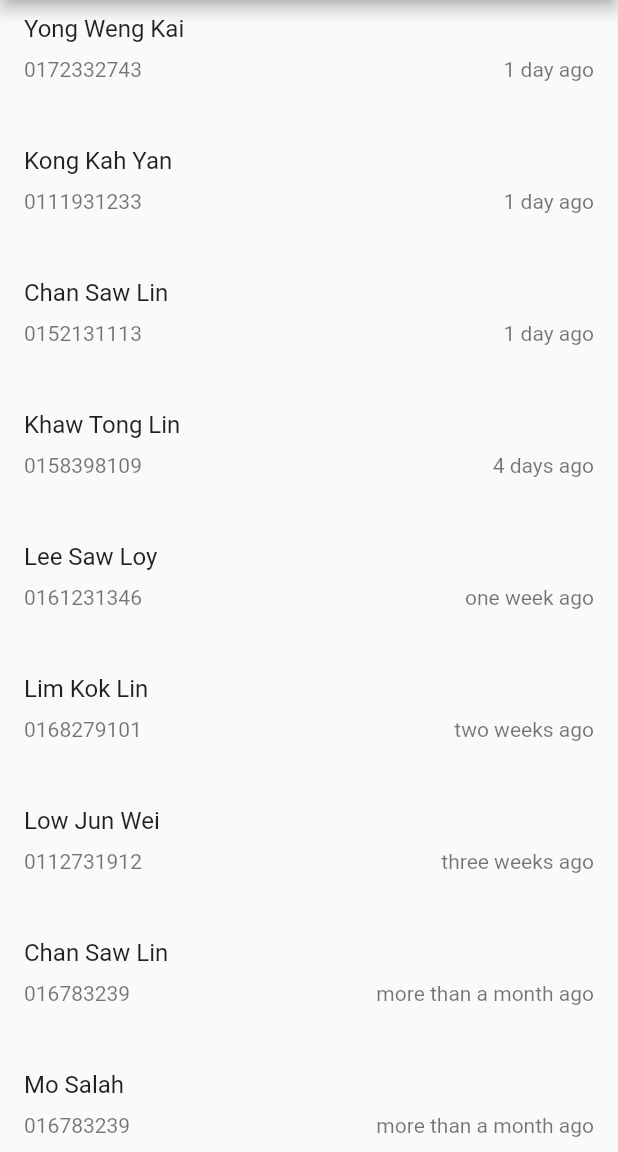
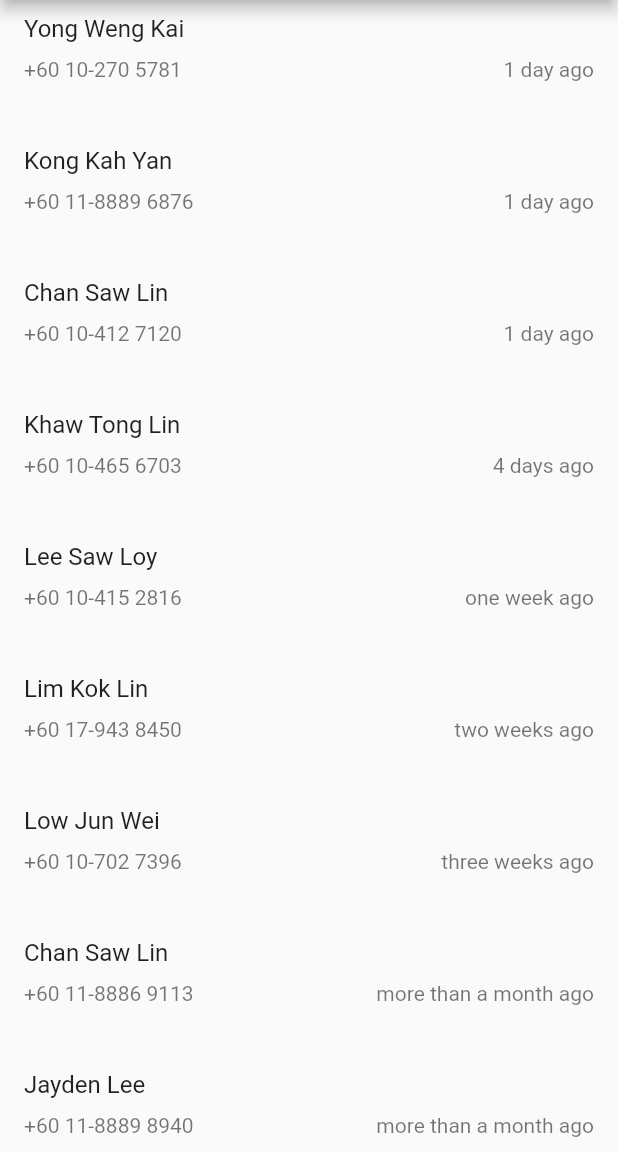
Before and after one commit to Anas-mo101/contact-list, a Flutter app: the screen it shows after launch, on a phone screen of 412 x 824 dp, the part 84-1236 px from its top. Run offline on Flutter 3.47's test engine with Material 2 defaults, Android fonts, the phone set to English and light mode, and no system bars.

Commit message:
modified:   assets/contacts.json 	modified:   lib/contact_list.dart 	modified:   lib/main.dart 	modified:   pubspec.lock 	modified:   pubspec.yaml

```diff
--- a/assets/contacts.json
+++ b/assets/contacts.json
@@ -1,62 +1,57 @@
 [
     {
         "user": "Chan Saw Lin",
-        "phone": "0152131113",
+        "phone": "+60 10-412 7120",
         "check-in": "2022-02-25 16:10:05"
     },
     {
         "user": "Lee Saw Loy",
-        "phone": "0161231346",
+        "phone": "+60 10-415 2816",
         "check-in": "2022-02-19 16:10:05"
     },
     {
         "user": "Khaw Tong Lin",
-        "phone": "0158398109",
+        "phone": "+60 10-465 6703",
         "check-in": "2022-02-22 11:10:18"
     },
     {
         "user": "Lim Kok Lin",
-        "phone": "0168279101",
+        "phone": "+60 17-943 8450",
         "check-in": "2022-02-08 11:11:35"
     },
     {
         "user": "Low Jun Wei",
-        "phone": "0112731912",
+        "phone": "+60 10-702 7396",
         "check-in": "2022-02-02 13:00:05"
     },
     {
         "user": "Yong Weng Kai",
-        "phone": "0172332743",
+        "phone": "+60 10-270 5781",
         "check-in": "2022-02-26 10:10:05"
     },
     {
         "user": "Jayden Lee",
-        "phone": "0191236439",
+        "phone": "+60 11-8889 8940",
         "check-in": "2020-08-22 08:10:38"
     },
     {
         "user": "Kong Kah Yan",
-        "phone": "0111931233",
+        "phone": "+60 11-8889 6876",
         "check-in": "2022-02-26 05:10:05"
     },
     {
         "user": "Jasmine Lau",
-        "phone": "0162879190",
+        "phone": "+60 14-400 9824",
         "check-in": "2020-08-01 12:10:05"
     },
     {
         "user": "Anas Mohamed",
-        "phone": "0168551554",
+        "phone": "+60 14-400 2275",
         "check-in": "2020-08-01 12:10:05"
     },
     {
         "user": "Chan Saw Lin",
-        "phone": "016783239",
-        "check-in": "2020-08-23 11:59:05"
-    },
-    {
-        "user": "Mo Salah",
-        "phone": "016783239",
+        "phone": "+60 11-8886 9113",
         "check-in": "2020-08-23 11:59:05"
     }
 ]
--- a/lib/contact_list.dart
+++ b/lib/contact_list.dart
@@ -1,10 +1,13 @@
 import 'dart:convert';
+import 'dart:io';
+import 'dart:async';
+import 'dart:math';
 import 'package:flutter/material.dart';
 import 'package:flutter/services.dart';
-
+import 'package:http/http.dart' as http;
 
 class ContactList extends StatefulWidget {
-  const ContactList({ Key? key }) : super(key: key);
+  const ContactList({Key? key}) : super(key: key);
 
   @override
   _ContactListState createState() => _ContactListState();
@@ -12,22 +15,22 @@ class ContactList extends StatefulWidget {
 
 class _ContactListState extends State<ContactList> {
   final scontroller = ScrollController();
-  var showData;
+  late List<Contact> Contacts;
+  var dataLength;
 
   @override
-  void initState(){
+  void initState() {
     super.initState();
     refreshContacts();
     scontroller.addListener(() {
-      if(scontroller.position.atEdge){
+      if (scontroller.position.atEdge) {
         final pos = scontroller.position.pixels == 0;
-        if(!pos){
-          ScaffoldMessenger.of(context).showSnackBar(
-            const SnackBar(
-              content: Text('You have reached end of the list', textAlign: TextAlign.center),
+        if (!pos) {
+          ScaffoldMessenger.of(context).showSnackBar(const SnackBar(
+            content: Text('You have reached end of the list',
+                textAlign: TextAlign.center),
             backgroundColor: Color(0x660000dd),
-            )
-          );
+          ));
         }
       }
     });
@@ -38,76 +41,132 @@ class _ContactListState extends State<ContactList> {
     return Scaffold(
       appBar: AppBar(title: const Text("Contact List")),
       body: Center(
-        child: FutureBuilder(builder: (context, snapshot){
+        child: FutureBuilder(
+          builder: (context, snapshot) {
             // showData = json.decode(snapshot.data.toString());
             return RefreshIndicator(
-            onRefresh: refreshContacts,
+                onRefresh: genContacts,
                 child: ListView.builder(
                   controller: scontroller,
-              itemCount: showData.length,
-              itemBuilder: (BuildContext context, int index){
-                showData.sort((a, b){ //sorting in ascending order
-                    return DateTime.parse(b['check-in']).compareTo(DateTime.parse(a['check-in']));
+                  itemCount: dataLength,
+                  itemBuilder: (BuildContext context, int index) {
+                    Contacts.sort((a, b) {
+                      return a.compareTo(b);
                     });
                     return ListTile(
-                  //leading: Icon,
+                      // leading: Icon(Flutter),
                       isThreeLine: true,
                       title: Padding(
                         padding: const EdgeInsets.only(bottom: 10.0),
-                    child: Text(showData[index]['user']),
+                        child: Text(Contacts[index].name),
                       ),
                       subtitle: Row(
                         mainAxisAlignment: MainAxisAlignment.spaceBetween,
                         children: [
-                      Text(showData[index]['phone']),
-                      Text(parseCheckIn(showData[index]['check-in']))
-                    ],),
+                          Text(Contacts[index].phone),
+                          Text(parseCheckIn(Contacts[index].checkin))
+                        ],
+                      ),
                     );
                   },
-            )
-          );
-        },//future: DefaultAssetBundle.of(context).loadString("assets/contacts.json"),
+                ));
+          },
         ),
       ),
     );
   }
 
+  Future<void> genContacts() async {
+    var names = await http.get(
+        Uri.parse('https://randommer.io/api/Name?nameType=fullname&quantity=5'),
+        headers: {"X-Api-Key": "97fbe4ad9b914a38a4acb129eb0b6c1b"});
+    var phones = await http.get(
+        Uri.parse(
+            'https://randommer.io/api/Phone/Generate?CountryCode=my&Quantity=5'),
+        headers: {"X-Api-Key": "97fbe4ad9b914a38a4acb129eb0b6c1b"});
+
+    if (names.statusCode == 200 && phones.statusCode == 200) {
+      var name = json.decode(names.body);
+      var phone = json.decode(phones.body);
+      for (int i = 0; i < 5; i++) {
+        var now = DateTime.now().toString();
+        Contact newContact = new Contact(name[i], phone[i], now);
+        setState(() {
+          Contacts.add(newContact);
+          dataLength++;
+        });
+      }
+      // updateDatabase();
+    } else {
+      throw Exception('Api Failed');
+    }
+  }
+
   Future<void> refreshContacts() async {
-    final String response = await rootBundle.loadString('assets/contacts.json');
-    final data = await json.decode(response);
+    //genContacts();
+    String response = await rootBundle.loadString('assets/contacts.json');
+    var data = await json.decode(response);
+    List<Contact> contacts =
+        List<Contact>.from(data.map((i) => Contact.fromJson(i)));
     setState(() {
-      showData = data;
+      Contacts = contacts;
+      dataLength = contacts.length;
     });
   }
 
-  parseCheckIn(timestamp){
+  parseCheckIn(timestamp) {
     var now = DateTime.now();
     var date = DateTime.parse(timestamp);
     var diff = now.difference(date);
 
-    if(diff.inSeconds >= 1 && diff.inSeconds < 60){
+    if (diff.inSeconds < 1) {
+      return "now";
+    } else if (diff.inSeconds >= 1 && diff.inSeconds < 60) {
       return diff.inSeconds.toString() + " seconds ago";
-    }else if(diff.inMinutes >= 1 && diff.inSeconds < 60){
+    } else if (diff.inMinutes >= 1 && diff.inMinutes < 60) {
       return diff.inMinutes.toString() + " minutes ago";
-    }else if(diff.inHours >= 1 && diff.inHours < 24){
+    } else if (diff.inHours >= 1 && diff.inHours < 24) {
       return diff.inHours.toString() + " hours ago";
-    }else if(diff.inDays >= 1 && diff.inDays < 7){
-      if(diff.inDays == 1){
+    } else if (diff.inDays >= 1 && diff.inDays < 7) {
+      if (diff.inDays == 1) {
         return diff.inDays.toString() + " day ago";
-      }else{
+      } else {
         return diff.inDays.toString() + " days ago";
       }
-    }else if(diff.inDays >= 7 && diff.inDays < 30){
-      if(diff.inDays >= 7 && diff.inDays < 14){
+    } else if (diff.inDays >= 7 && diff.inDays < 30) {
+      if (diff.inDays >= 7 && diff.inDays < 14) {
         return "one week ago";
-      } else if(diff.inDays >= 14 && diff.inDays < 21){
+      } else if (diff.inDays >= 14 && diff.inDays < 21) {
         return "two weeks ago";
-      }else if(diff.inDays >= 21 && diff.inDays < 30){
+      } else if (diff.inDays >= 21 && diff.inDays < 30) {
         return "three weeks ago";
       }
-    }else{
+    } else {
       return "more than a month ago";
     }
   }
+}
 
+class Contact implements Comparable<Contact> {
+  String name;
+  String phone;
+  String checkin;
+  Contact(this.name, this.phone, this.checkin);
+
+  factory Contact.fromJson(dynamic json) {
+    return Contact(json['user'] as String, json['phone'] as String,
+        json['check-in'] as String);
   }
+
+  @override
+  int compareTo(Contact other) {
+    int flag = DateTime.parse(checkin).compareTo(DateTime.parse(other.checkin));
+    if (flag == 1) {
+      return -1;
+    } else if (flag == -1) {
+      return 1;
+    } else {
+      return 0;
+    }
+  }
+}
--- a/pubspec.yaml
+++ b/pubspec.yaml
@@ -34,6 +34,8 @@ dependencies:
   # The following adds the Cupertino Icons font to your application.
   # Use with the CupertinoIcons class for iOS style icons.
   cupertino_icons: ^1.0.2
+  path_provider: ^2.0.9
+  http: ^0.13.4
 
 dev_dependencies:
   flutter_test:
```
Also changed, not shown: lib/main.dart (+1 -8 lines), pubspec.lock. Lines whose indentation alone changed are shown as unchanged.
